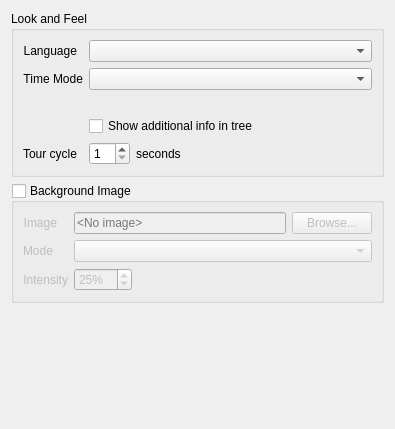
Above: client/nx_client_desktop/src/ui/widgets/local_settings/look_and_feel_preferences_widget.ui from networkoptix/nx_open before the change. Below: the same form after it.
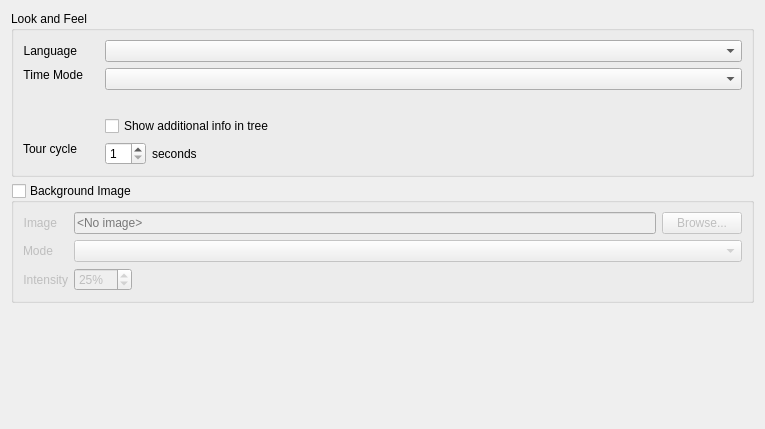
That is the form after the change. Custom widgets are drawn as their Qt base class.

Commit message:
VMS-9308 VMS-9307 Implemented new hint button and added it to UI
<==== Mercurial data ====>
Branch: vms_3.2_dev

The edit to the form file:
```diff
--- a/client/nx_client_desktop/src/ui/widgets/local_settings/look_and_feel_preferences_widget.ui
+++ b/client/nx_client_desktop/src/ui/widgets/local_settings/look_and_feel_preferences_widget.ui
@@ -6,7 +6,7 @@
    <rect>
     <x>0</x>
     <y>0</y>
-    <width>395</width>
+    <width>765</width>
     <height>429</height>
    </rect>
   </property>
@@ -37,7 +37,15 @@
        <widget class="QComboBox" name="languageComboBox"/>
       </item>
       <item row="1" column="0">
+       <layout class="QHBoxLayout" name="timeModeHorizontalLayout" stretch="0,1">
+        <item>
        <widget class="QLabel" name="timeModeLabel">
+          <property name="sizePolicy">
+           <sizepolicy hsizetype="Preferred" vsizetype="Fixed">
+            <horstretch>0</horstretch>
+            <verstretch>0</verstretch>
+           </sizepolicy>
+          </property>
         <property name="text">
          <string>Time Mode</string>
         </property>
@@ -49,6 +57,27 @@
         </property>
        </widget>
       </item>
+        <item>
+         <widget class="nx::client::desktop::HintButton" name="timeModeHint" native="true">
+          <property name="sizePolicy">
+           <sizepolicy hsizetype="Fixed" vsizetype="Fixed">
+            <horstretch>0</horstretch>
+            <verstretch>0</verstretch>
+           </sizepolicy>
+          </property>
+          <property name="minimumSize">
+           <size>
+            <width>10</width>
+            <height>10</height>
+           </size>
+          </property>
+          <property name="hint" stdset="0">
+           <string>Time, which will be displayed on the timeline if client and servers machines are in the different time zones</string>
+          </property>
+         </widget>
+        </item>
+       </layout>
+      </item>
       <item row="1" column="1">
        <widget class="QComboBox" name="timeModeComboBox"/>
       </item>
@@ -63,14 +92,67 @@
        </widget>
       </item>
       <item row="3" column="1">
+       <layout class="QHBoxLayout" name="showIpInTreeCheckBoxLayout" stretch="0,1,0">
+        <property name="sizeConstraint">
+         <enum>QLayout::SetMinimumSize</enum>
+        </property>
+        <item>
        <widget class="QCheckBox" name="showIpInTreeCheckBox">
+          <property name="sizePolicy">
+           <sizepolicy hsizetype="Maximum" vsizetype="Fixed">
+            <horstretch>0</horstretch>
+            <verstretch>0</verstretch>
+           </sizepolicy>
+          </property>
         <property name="text">
          <string>Show additional info in tree</string>
         </property>
        </widget>
       </item>
+        <item>
+         <widget class="nx::client::desktop::HintButton" name="showIpInTreeCheckBoxHint" native="true">
+          <property name="sizePolicy">
+           <sizepolicy hsizetype="Fixed" vsizetype="Fixed">
+            <horstretch>0</horstretch>
+            <verstretch>0</verstretch>
+           </sizepolicy>
+          </property>
+          <property name="minimumSize">
+           <size>
+            <width>10</width>
+            <height>10</height>
+           </size>
+          </property>
+          <property name="hint" stdset="0">
+           <string>IP addresses for cameras, and servers, groups for users, etc.</string>
+          </property>
+         </widget>
+        </item>
+        <item>
+         <spacer name="horizontalSpacer">
+          <property name="orientation">
+           <enum>Qt::Horizontal</enum>
+          </property>
+          <property name="sizeHint" stdset="0">
+           <size>
+            <width>40</width>
+            <height>20</height>
+           </size>
+          </property>
+         </spacer>
+        </item>
+       </layout>
+      </item>
       <item row="4" column="0">
+       <layout class="QHBoxLayout" name="tourCycleTimeLabelLayout" stretch="0,1">
+        <item>
        <widget class="QLabel" name="tourCycleTimeLabel">
+          <property name="sizePolicy">
+           <sizepolicy hsizetype="Preferred" vsizetype="Fixed">
+            <horstretch>0</horstretch>
+            <verstretch>0</verstretch>
+           </sizepolicy>
+          </property>
         <property name="text">
          <string>Tour cycle</string>
         </property>
@@ -82,6 +164,29 @@
         </property>
        </widget>
       </item>
+        <item>
+         <widget class="nx::client::desktop::HintButton" name="tourCycleTimeLabelHint" native="true">
+          <property name="sizePolicy">
+           <sizepolicy hsizetype="Fixed" vsizetype="Fixed">
+            <horstretch>0</horstretch>
+            <verstretch>0</verstretch>
+           </sizepolicy>
+          </property>
+          <property name="minimumSize">
+           <size>
+            <width>10</width>
+            <height>10</height>
+           </size>
+          </property>
+          <property name="hint" stdset="0">
+           <string>
+                  Time, for which every camera on layout will be displayed if you start Layout Tour
+                </string>
+          </property>
+         </widget>
+        </item>
+       </layout>
+      </item>
       <item row="4" column="1">
        <layout class="QHBoxLayout" name="horizontalLayout_4" stretch="0,1">
         <item>
@@ -232,6 +337,13 @@
    </item>
   </layout>
  </widget>
+ <customwidgets>
+  <customwidget>
+   <class>nx::client::desktop::HintButton</class>
+   <extends>QWidget</extends>
+   <header location="global">nx/client/desktop/common/widgets/hint_button.h</header>
+  </customwidget>
+ </customwidgets>
  <tabstops>
   <tabstop>languageComboBox</tabstop>
   <tabstop>timeModeComboBox</tabstop>
```
Lines whose indentation alone changed are shown as unchanged. The commit also changes 32 other files.
